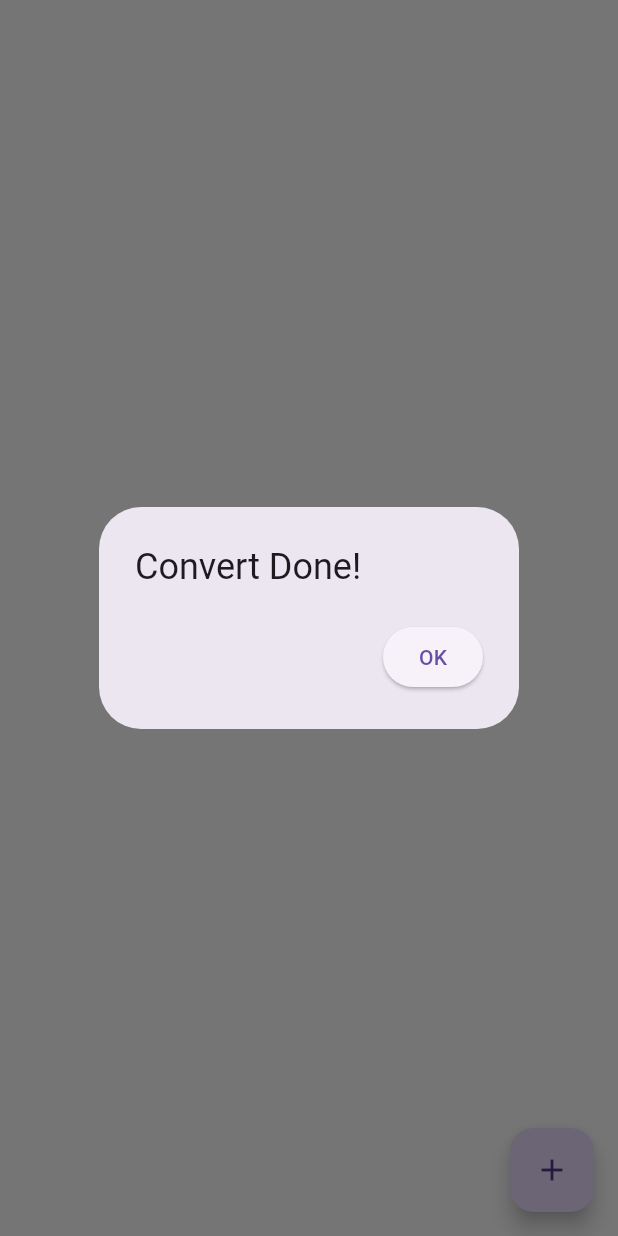
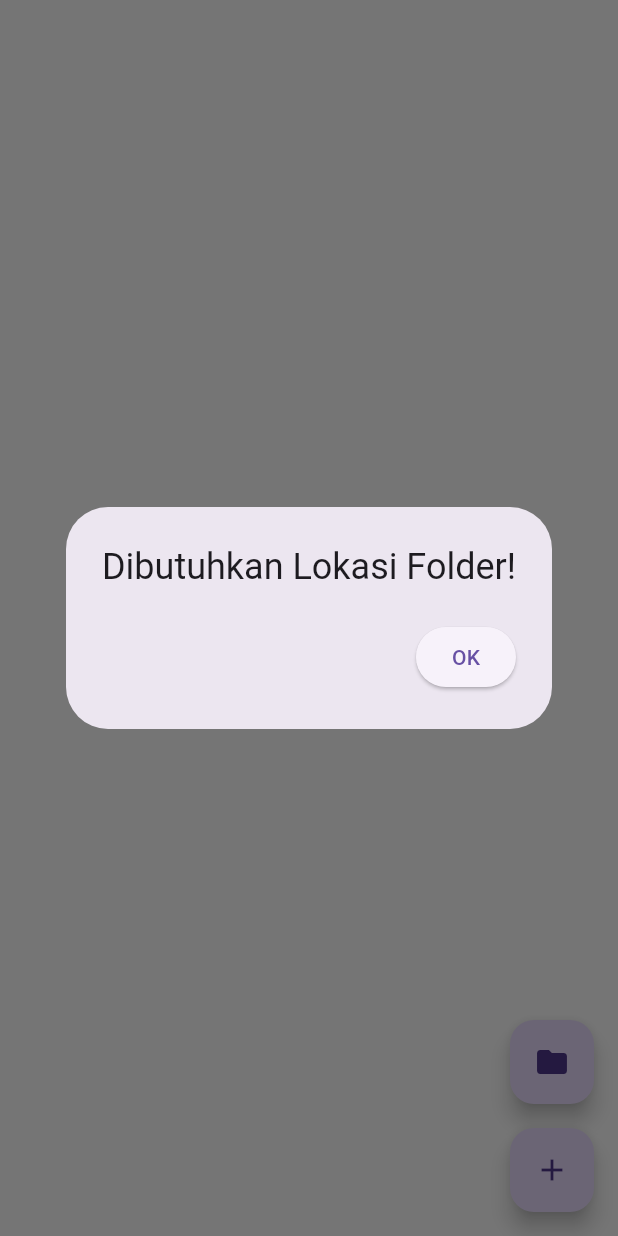
Before and after one commit to OnytSukaBatu/Conv, a Flutter app: the screen it shows after launch, after a tap on the "add" icon, on a phone screen of 412 x 824 dp. Run offline on Flutter 3.47's test engine with Material 3 defaults, Android fonts, the phone set to English and light mode, and no system bars; our stand-ins replace file_picker, get.

Commit message:
[1.0.1] 24/05/2025 - Path Directory

```diff
--- a/lib/page.dart
+++ b/lib/page.dart
@@ -15,22 +15,47 @@ class MainPage extends StatelessWidget {
   Widget build(BuildContext context) {
     return Scaffold(
       backgroundColor: Colors.white,
-      body: Center(
-        child: Obx(
-          () => Text(
-            '${getx.xInt.value} / ${getx.xLength.value}',
+      body: Padding(
+        padding: const EdgeInsets.all(16),
+        child: Center(
+          child: Obx(
+            () => Column(
+              mainAxisAlignment: MainAxisAlignment.center,
+              children: [
+                Text(
+                  getx.xPath.value.isEmpty ? 'Tambahkan Lokasi Hasil Converter' : 'Setelah Converter Selesai File Png Terletak Pada:\n${getx.xPath.value}',
+                  textAlign: TextAlign.center,
+                ),
+                const SizedBox(height: 16),
+                Text(
+                  getx.xLength.value == 0 ? 'Pada Saat Proses Converter\nAgar Optimal Jangan Tutup Aplikasi' : '${getx.xInt.value} / ${getx.xLength.value}',
+                  textAlign: TextAlign.center,
+                ),
+              ],
+            ),
           ),
         ),
       ),
-      floatingActionButton: FloatingActionButton(
-        onPressed: getx.onPick,
-        child: const Icon(Icons.add),
+      floatingActionButton: Column(
+        mainAxisSize: MainAxisSize.min,
+        children: [
+          FloatingActionButton(
+            onPressed: getx.onSelectPath,
+            child: const Icon(Icons.folder),
+          ),
+          const SizedBox(height: 16),
+          FloatingActionButton(
+            onPressed: getx.onPick,
+            child: const Icon(Icons.add),
+          ),
+        ],
       ),
     );
   }
 }
 
 class MainGetx extends GetxController {
+  RxString xPath = ''.obs;
   RxInt xInt = 0.obs;
   RxInt xLength = 0.obs;
 
@@ -62,7 +87,7 @@ class MainGetx extends GetxController {
   }
 
   Future<File> doSaveImageFile(Uint8List bytes, String filename) async {
-    String dirPath = '/storage/emulated/0/Download';
+    String dirPath = xPath.value;
     File file = File('$dirPath/$filename.png');
 
     await file.writeAsBytes(bytes);
@@ -70,6 +95,21 @@ class MainGetx extends GetxController {
   }
 
   void onPick() async {
+    if (xPath.value.isEmpty) {
+      Get.dialog(
+        AlertDialog(
+          title: const Text('Dibutuhkan Lokasi Folder!'),
+          actions: [
+            ElevatedButton(
+              onPressed: Get.back,
+              child: const Text('OK'),
+            ),
+          ],
+        ),
+      );
+      return;
+    }
+
     List<File> xListRawData = await doPick();
     xLength.value = xListRawData.length;
     for (int i = 0; i < xListRawData.length; i++) {
@@ -94,4 +134,10 @@ class MainGetx extends GetxController {
       ),
     );
   }
+
+  void onSelectPath() async {
+    await FilePicker.platform.getDirectoryPath().then((value) {
+      xPath.value = value ?? '';
+    });
+  }
 }
```
Also changed, not shown: pubspec.yaml (+3 -68 lines), 1 other file.
